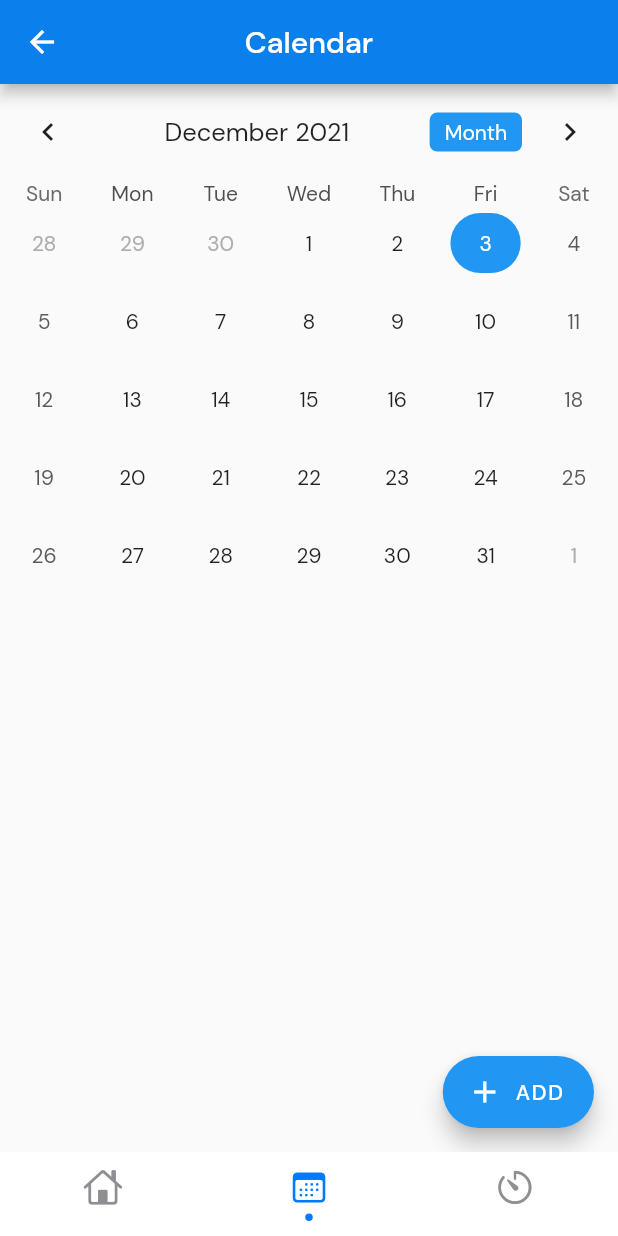
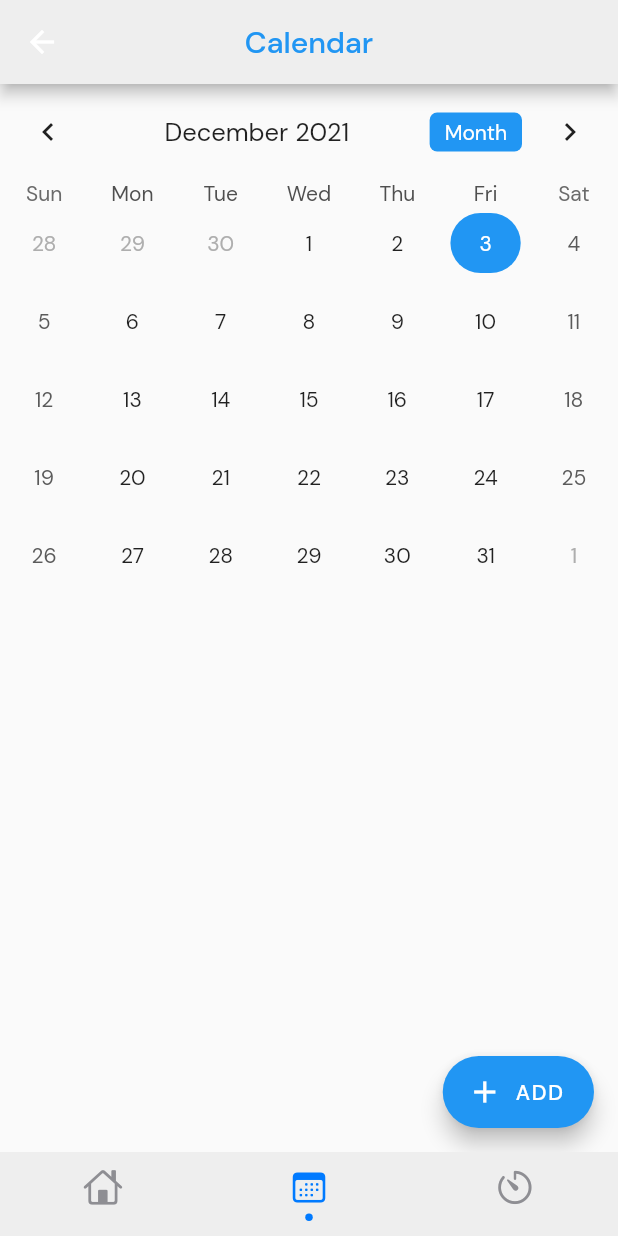
Before and after one commit to ahmadrafidev/habit-tracker, a Flutter app: the TabsScreen screen opened by its route, item 2 of the bottom bar chosen, on a phone screen of 412 x 824 dp. Run offline on Flutter 3.47's test engine with Material 2 defaults, Android fonts, the light colour scheme and no system bars; drawn by our look-alikes of persistent_bottom_nav_bar, table_calendar; our stand-ins replace circular_countdown_timer, google_fonts, rflutter_alert.

Commit message:
change appbar color

```diff
--- a/lib/screens/calendar_screen.dart
+++ b/lib/screens/calendar_screen.dart
@@ -44,8 +44,13 @@ class _CalendarScreenState extends State<CalendarScreen> {
   Widget build(BuildContext context) {
     return Scaffold(
       appBar: AppBar(
-        backgroundColor: const Color.fromRGBO(11, 128, 236, 1),
-        title: const Text("Calendar"),
+        backgroundColor: Colors.grey.shade200,
+        title: const Text(
+          "Calendar",
+            style: TextStyle(
+              color: Colors.blue,
+            ),
+          ),
         centerTitle: true,
       ),
       body: SingleChildScrollView(
--- a/lib/screens/home_screen.dart
+++ b/lib/screens/home_screen.dart
@@ -51,13 +51,14 @@ class _HomeScreenState extends State<HomeScreen> {
   Widget build(BuildContext context) {
     return Scaffold(
         appBar: AppBar(
-          backgroundColor: const Color.fromRGBO(11, 128, 236, 1),
+          backgroundColor: Colors.grey.shade200,
           centerTitle: true,
           title: const Text(
             'Hi, Rafi',
             style: TextStyle(
               fontFamily: 'DMSans',
               fontSize: 28,
+              color: Colors.blue,
             ),
           ),
         ),
--- a/lib/screens/tabs_screen.dart
+++ b/lib/screens/tabs_screen.dart
@@ -16,20 +16,6 @@ class TabsScreen extends StatefulWidget {
 }
 
 class _TabsScreenState extends State<TabsScreen> {
-  // int _selectedIndex = 0;
-
-  // static const List<Widget> _screens = <Widget>[
-  //   HomeScreen(),
-  //   CalendarScreen(),
-  //   TimerScreen()
-  // ];
-
-  // void _onItemTapped(int index) {
-  //   setState(() {
-  //     _selectedIndex = index;
-  //   });
-  // }
-
   final PersistentTabController? _controller =
       PersistentTabController(initialIndex: 0);
 
@@ -61,28 +47,13 @@ class _TabsScreenState extends State<TabsScreen> {
   }
   @override
   Widget build(BuildContext context) {
-    // return Scaffold(
-    //   body: Center(
-    //     child: _screens[_selectedIndex],
-    //   ),
-    //   bottomNavigationBar: BottomNavigationBar(
-    //       currentIndex: _selectedIndex,
-    //       onTap: _onItemTapped,
-    //       selectedItemColor: Colors.blueAccent,
-    //       items: const <BottomNavigationBarItem>[
-    //         BottomNavigationBarItem(icon: Icon(Icons.home), label: 'Home'),
-    //         BottomNavigationBarItem(
-    //             icon: Icon(Icons.calendar_today), label: 'Calendar'),
-    //         BottomNavigationBarItem(icon: Icon(Icons.timer), label: 'Timer'),
-    //       ]),
-    // );
 
     return PersistentTabView(
       context,
       controller: _controller,
       screens: _buildScreens(),
       confineInSafeArea: true,
-      backgroundColor: Colors.white,
+      backgroundColor: Colors.grey.shade200,
       navBarStyle: NavBarStyle.style13,
       items: _navBarsItems(),
       handleAndroidBackButtonPress: true,
--- a/lib/screens/timer_screen.dart
+++ b/lib/screens/timer_screen.dart
@@ -19,11 +19,12 @@ class _TimerScreenState extends State<TimerScreen> {
   Widget build(BuildContext context) {
     return Scaffold(
       appBar: AppBar(
-        backgroundColor: const Color.fromRGBO(11, 128, 236, 1),
+        backgroundColor: Colors.grey.shade200,
         centerTitle: true,
         title: const Text(
           "Pomodoro",
           style: TextStyle(
+            color: Colors.blue,
               fontFamily: 'DMSans',
               fontSize: 28,
           ),
@@ -40,7 +41,7 @@ class _TimerScreenState extends State<TimerScreen> {
                 height: MediaQuery.of(context).size.height / 1.5,
                 width: MediaQuery.of(context).size.width / 1.5,
                 controller: _controller,
-                ringColor: Colors.lightBlue,
+                ringColor: Colors.blue.shade400,
                 ringGradient: null,
                 fillColor: Colors.white24,
                 fillGradient: null,
--- a/lib/widget/todo_list.dart
+++ b/lib/widget/todo_list.dart
@@ -28,7 +28,7 @@ class ToDoList extends StatelessWidget {
               width: 370,
               height: 36,
               child: const Text(
-                'TODO',
+                'To-do list',
                 textAlign: TextAlign.center,
                 style: TextStyle(
                     fontFamily: 'DMSans',
```
